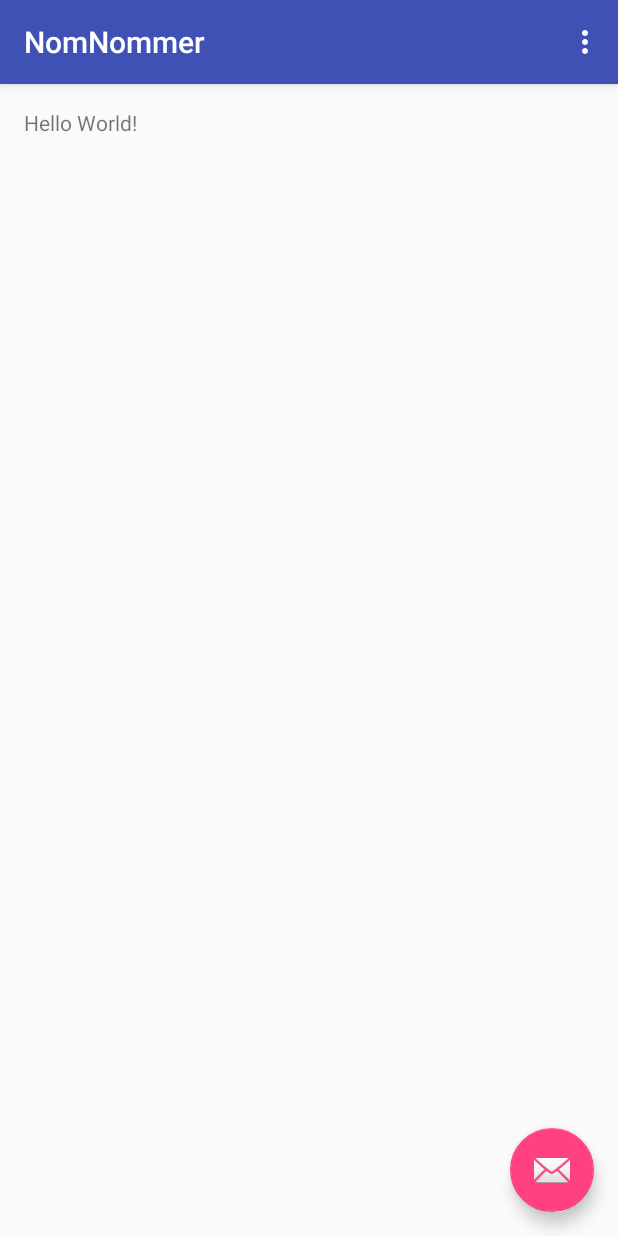
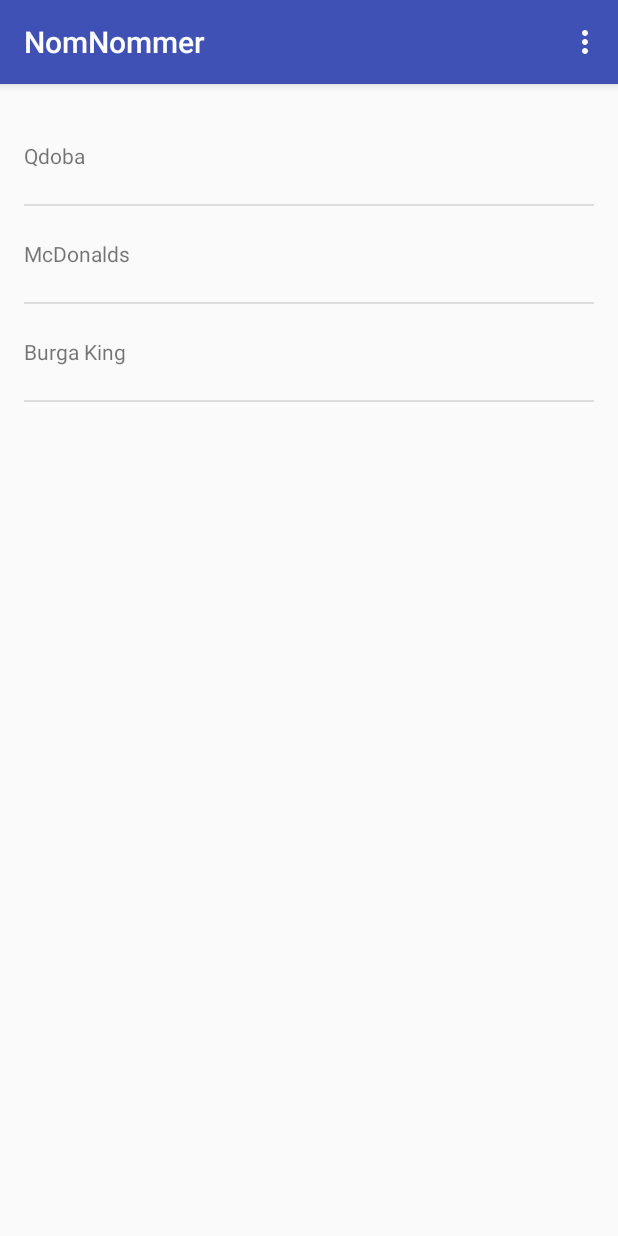
Before and after one commit to arbeiter/LearnAndroid, an Android app: the screen it shows after launch (MainActivity), on a phone screen of 412 x 824 dp. Run offline under Robolectric (Android 15) with nearby library versions, the phone set to English and light mode, and no system bars.

Commit message:
Add a simple list to the main page with a static source

```diff
--- a/app/src/main/AndroidManifest.xml
+++ b/app/src/main/AndroidManifest.xml
@@ -14,7 +14,6 @@
             android:theme="@style/AppTheme.NoActionBar">
             <intent-filter>
                 <action android:name="android.intent.action.MAIN" />
-
                 <category android:name="android.intent.category.LAUNCHER" />
             </intent-filter>
         </activity>
--- a/app/src/main/java/com/nomnommer/arbeiter/nomnommer/MainActivity.java
+++ b/app/src/main/java/com/nomnommer/arbeiter/nomnommer/MainActivity.java
@@ -17,15 +17,6 @@ public class MainActivity extends AppCompatActivity {
         setContentView(R.layout.activity_main);
         Toolbar toolbar = (Toolbar) findViewById(R.id.toolbar);
         setSupportActionBar(toolbar);
-
-        FloatingActionButton fab = (FloatingActionButton) findViewById(R.id.fab);
-        fab.setOnClickListener(new View.OnClickListener() {
-            @Override
-            public void onClick(View view) {
-                Snackbar.make(view, "Replace with your own action", Snackbar.LENGTH_LONG)
-                        .setAction("Action", null).show();
-            }
-        });
     }
 
     @Override
--- a/app/src/main/java/com/nomnommer/arbeiter/nomnommer/MainActivityFragment.java
+++ b/app/src/main/java/com/nomnommer/arbeiter/nomnommer/MainActivityFragment.java
@@ -5,6 +5,11 @@ import android.os.Bundle;
 import android.view.LayoutInflater;
 import android.view.View;
 import android.view.ViewGroup;
+import android.widget.ArrayAdapter;
+import android.widget.ListView;
+
+import java.util.ArrayList;
+import java.util.Arrays;
 
 /**
  * A placeholder fragment containing a simple view.
@@ -17,6 +22,14 @@ public class MainActivityFragment extends Fragment {
     @Override
     public View onCreateView(LayoutInflater inflater, ViewGroup container,
                              Bundle savedInstanceState) {
-        return inflater.inflate(R.layout.fragment_main, container, false);
+        ArrayList<String> outputList = new ArrayList<String>();
+        outputList = new ArrayList<String>(Arrays.asList("Qdoba", "McDonalds", "Burga King"));
+        ArrayAdapter<String> arrayAdapter = new ArrayAdapter<String>(getActivity(), R.layout.fetched_item_display, R.id.fetched_item_text_view, outputList);
+
+        View rootView = inflater.inflate(R.layout.fragment_main, container, false);
+        ListView listView = (ListView)rootView.findViewById(R.id.list_view_fetchedItems);
+        listView.setAdapter(arrayAdapter);
+
+        return rootView;
     }
 }
--- a/app/src/main/res/layout/activity_main.xml
+++ b/app/src/main/res/layout/activity_main.xml
@@ -23,12 +23,4 @@
 
     <include layout="@layout/content_main" />
 
-    <android.support.design.widget.FloatingActionButton
-        android:id="@+id/fab"
-        android:layout_width="wrap_content"
-        android:layout_height="wrap_content"
-        android:layout_gravity="bottom|end"
-        android:layout_margin="@dimen/fab_margin"
-        android:src="@android:drawable/ic_dialog_email" />
-
 </android.support.design.widget.CoordinatorLayout>
--- /dev/null
+++ b/app/src/main/res/layout/fetched_item_display.xml
@@ -0,0 +1,10 @@
+<?xml version="1.0" encoding="utf-8"?>
+<LinearLayout xmlns:android="http://schemas.android.com/apk/res/android"
+    android:orientation="vertical" android:layout_width="match_parent"
+    android:layout_height="match_parent">
+    <TextView android:id="@+id/fetched_item_text_view"
+        android:minHeight="?android:attr/listPreferredItemHeight"
+        android:gravity="center_vertical"
+        android:layout_height="wrap_content"
+        android:layout_width="match_parent" />
+</LinearLayout>
--- a/app/src/main/res/layout/fragment_main.xml
+++ b/app/src/main/res/layout/fragment_main.xml
@@ -1,4 +1,4 @@
-<RelativeLayout xmlns:android="http://schemas.android.com/apk/res/android"
+<FrameLayout xmlns:android="http://schemas.android.com/apk/res/android"
     xmlns:tools="http://schemas.android.com/tools"
     android:layout_width="match_parent"
     android:layout_height="match_parent"
@@ -8,10 +8,9 @@
     android:paddingTop="@dimen/activity_vertical_margin"
     tools:context="com.nomnommer.arbeiter.nomnommer.MainActivityFragment"
     tools:showIn="@layout/activity_main">
-
-    <TextView
-        android:layout_width="wrap_content"
-        android:layout_height="wrap_content"
-        android:text="Hello World!" />
-
-</RelativeLayout>
+    <ListView
+        android:layout_width="match_parent"
+        android:layout_height="match_parent"
+        android:id="@+id/list_view_fetchedItems"
+        />
+</FrameLayout>
```
